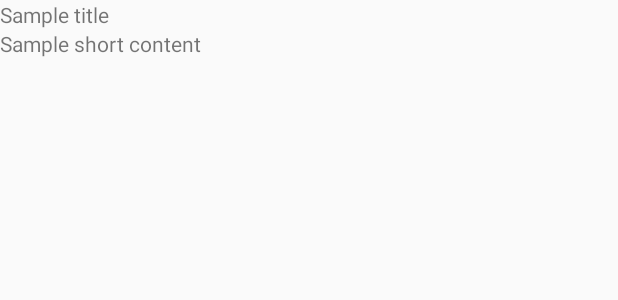
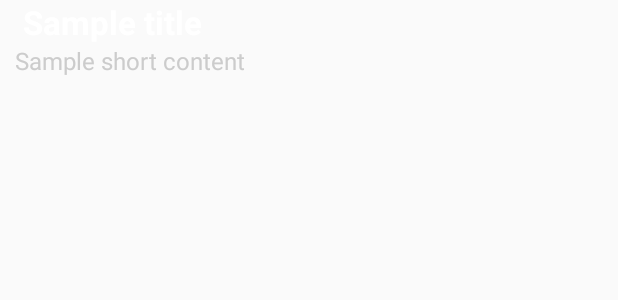
Before and after one commit to damdordev/notepad, an Android app: the layout item_note.xml on its own in the app's theme, with its tools: preview values and no code run, on a phone screen of 412 x 824 dp. Shown: the top 300 px of the screen. Run offline under Robolectric (Android 15) with nearby library versions, the phone set to English and light mode, and no system bars.

Commit message:
first version of style

```diff
--- a/AndroidClient/app/build.gradle
+++ b/AndroidClient/app/build.gradle
@@ -9,6 +9,9 @@ android {
         versionCode 1
         versionName "1.0"
         testInstrumentationRunner "androidx.test.runner.AndroidJUnitRunner"
+        vectorDrawables {
+            useSupportLibrary = true
+        }
     }
     buildTypes {
         release {
@@ -60,4 +63,7 @@ dependencies {
 
     implementation "androidx.lifecycle:lifecycle-extensions:$lifecycle_version"
     testImplementation "androidx.arch.core:core-testing:$lifecycle_version"
+
+    implementation "com.android.support:design:28.1.0"
+    implementation 'com.android.support:appcompat-v7:28.0.0'
 }
--- a/AndroidClient/app/src/main/res/layout/item_note.xml
+++ b/AndroidClient/app/src/main/res/layout/item_note.xml
@@ -2,18 +2,23 @@
 <LinearLayout xmlns:android="http://schemas.android.com/apk/res/android"
     android:layout_width="match_parent"
     android:layout_height="?android:attr/listPreferredItemHeight"
-    android:orientation="vertical">
+    android:orientation="vertical"
+    android:background="@color/transparent">
 
 
     <TextView
         android:id="@+id/item_note_title"
         android:layout_width="match_parent"
         android:layout_height="wrap_content"
-        android:text="@string/sample_title" />
+        style="@style/HeaderText"
+        android:text="@string/sample_title"
+        android:layout_marginLeft="15dp"/>
 
     <TextView
         android:id="@+id/item_note_short_content"
         android:layout_width="match_parent"
         android:layout_height="wrap_content"
+        style="@style/NormalText"
+        android:layout_marginLeft="10dp"
         android:text="@string/sample_short_content" />
 </LinearLayout>
--- a/AndroidClient/app/src/main/res/values/colors.xml
+++ b/AndroidClient/app/src/main/res/values/colors.xml
@@ -2,5 +2,9 @@
 <resources>
     <color name="colorPrimary">#008577</color>
     <color name="colorPrimaryDark">#00574B</color>
-    <color name="colorAccent">#D81B60</color>
+    <color name="colorAccent">#008577</color>
+    <color name="windowBackground">#333333</color>
+    <color name="textColor">#CCCCCC</color>
+    <color name="headerTextColor">#ffffff</color>
+    <color name="transparent">#00ffffff</color>
 </resources>
--- a/AndroidClient/app/src/main/res/values/styles.xml
+++ b/AndroidClient/app/src/main/res/values/styles.xml
@@ -8,4 +8,15 @@
         <item name="colorAccent">@color/colorAccent</item>
     </style>
 
+    <style name="NormalText" parent="Animation.AppCompat.Dialog">
+        <item name="android:textSize">16sp</item>
+        <item name="android:textColor">@color/textColor</item>
+    </style>
+
+    <style name="HeaderText" parent="NormalText">
+        <item name="android:textSize">22sp</item>
+        <item name="android:textColor">@color/headerTextColor</item>
+        <item name="android:textStyle">bold</item>
+    </style>
+
 </resources>
```
Also changed, not shown: AndroidClient/app/src/main/res/drawable/ic_plus.xml (added, +13 -0 lines), AndroidClient/app/src/main/res/layout/activity_note_list.xml (+11 -2 lines).
